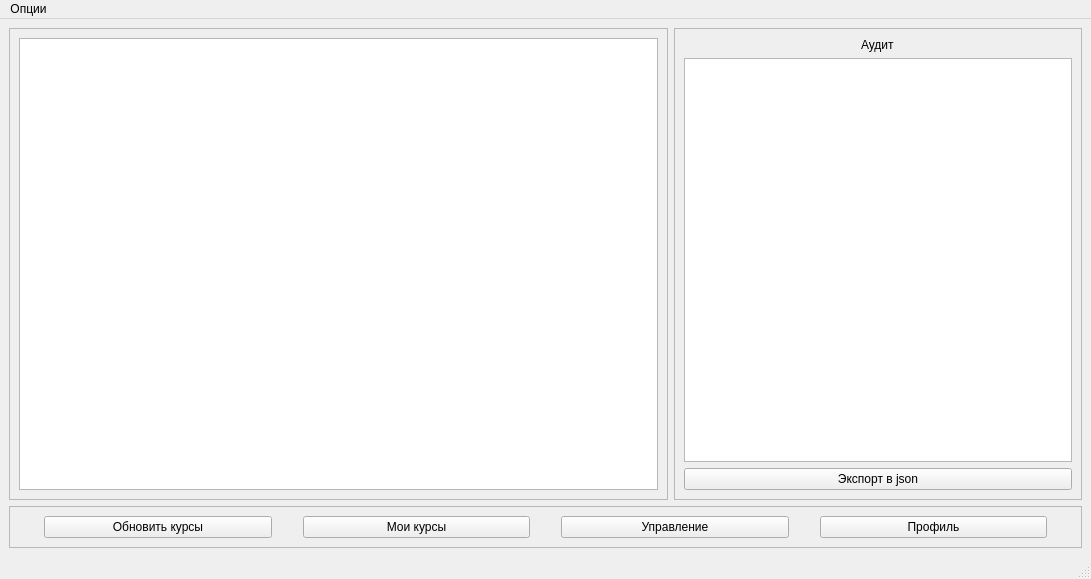
Above: cmd/client/python-gui/ui/main_window.ui from rombintu/golearn before the change. Below: the same form after it.
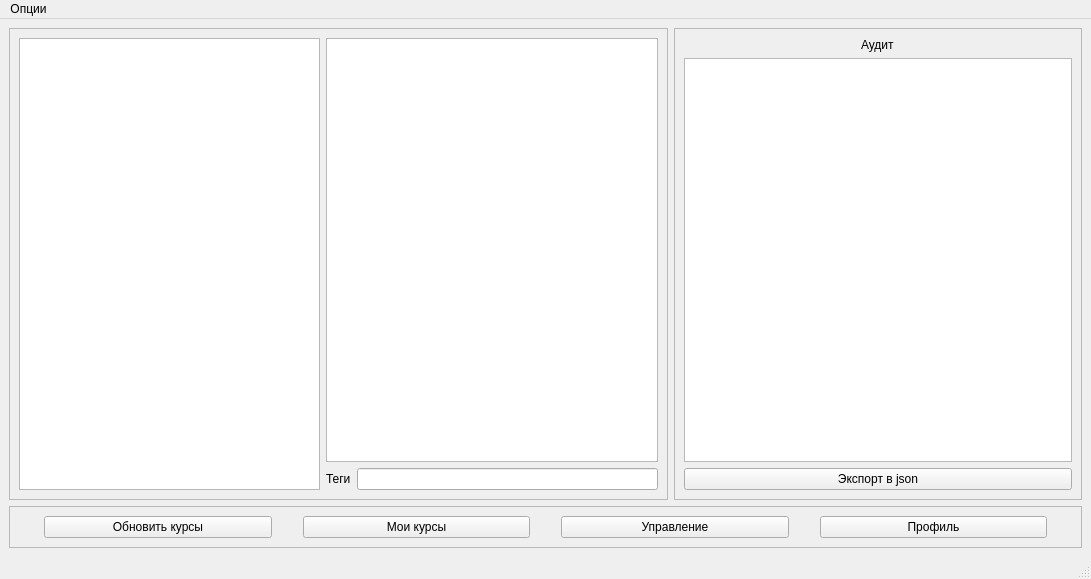
That is the form after the change.

```diff
--- a/cmd/client/python-gui/ui/main_window.ui
+++ b/cmd/client/python-gui/ui/main_window.ui
@@ -171,8 +171,29 @@
        <enum>QFrame::Raised</enum>
       </property>
       <layout class="QGridLayout" name="gridLayout_2">
-       <item row="0" column="0">
-        <widget class="QColumnView" name="columnView"/>
+       <item row="1" column="2">
+        <widget class="QLineEdit" name="lineTags">
+         <property name="readOnly">
+          <bool>true</bool>
+         </property>
+        </widget>
+       </item>
+       <item row="0" column="0" rowspan="2">
+        <widget class="QListWidget" name="listWidget"/>
+       </item>
+       <item row="1" column="1">
+        <widget class="QLabel" name="label">
+         <property name="text">
+          <string>Теги</string>
+         </property>
+        </widget>
+       </item>
+       <item row="0" column="1" colspan="2">
+        <widget class="QPlainTextEdit" name="plainTextAboutCourse">
+         <property name="readOnly">
+          <bool>true</bool>
+         </property>
+        </widget>
        </item>
       </layout>
      </widget>
```
Left out of the diff: 6 changed lines with no effect on the pictures.
